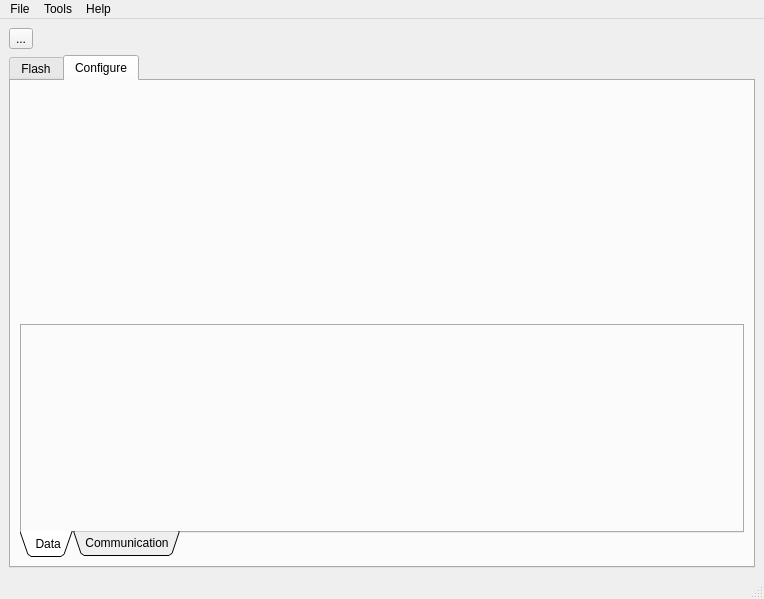
Old version of the form mainwindow.ui in the repository Fishmoo/vFlashToolbox.
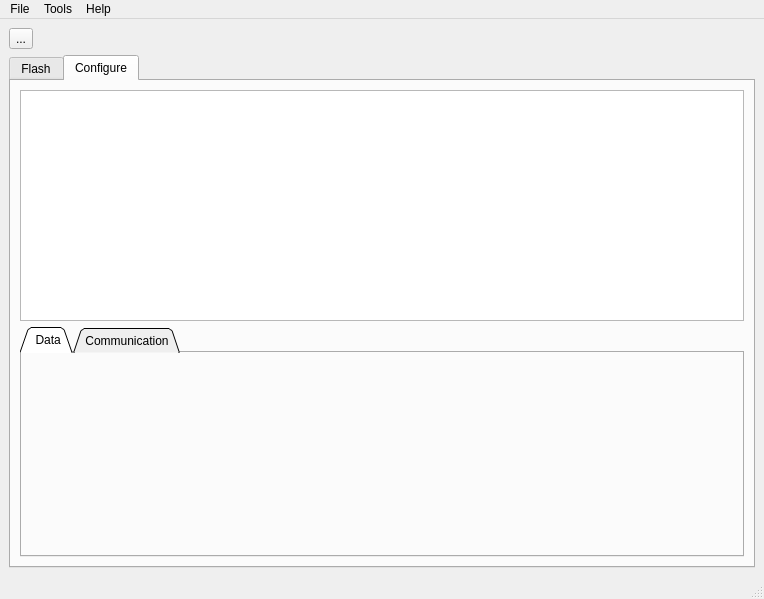
New version of the form. The open tabs and pages were chosen to show the change. Icons and pictures are not drawn.

Patch:
```diff
--- a/mainwindow.ui
+++ b/mainwindow.ui
@@ -201,22 +201,14 @@
        </attribute>
        <layout class="QGridLayout" name="gridLayout_2">
         <item row="0" column="0">
-         <spacer name="verticalSpacer_3">
-          <property name="orientation">
-           <enum>Qt::Vertical</enum>
-          </property>
-          <property name="sizeHint" stdset="0">
-           <size>
-            <width>20</width>
-            <height>216</height>
-           </size>
-          </property>
-         </spacer>
-        </item>
-        <item row="1" column="0">
+         <layout class="QVBoxLayout" name="verticalLayout_2">
+          <item>
+           <widget class="QTableWidget" name="tableWidget"/>
+          </item>
+          <item>
          <widget class="QTabWidget" name="tabWgt_subCfg">
           <property name="tabPosition">
-           <enum>QTabWidget::South</enum>
+             <enum>QTabWidget::North</enum>
           </property>
           <property name="tabShape">
            <enum>QTabWidget::Triangular</enum>
@@ -231,6 +223,7 @@
            <attribute name="title">
             <string> Data</string>
            </attribute>
+             <layout class="QGridLayout" name="gridLayout_4"/>
           </widget>
           <widget class="QWidget" name="tab_6">
            <attribute name="title">
@@ -238,6 +231,8 @@
            </attribute>
           </widget>
          </widget>
+          </item>
+         </layout>
         </item>
        </layout>
       </widget>
```
Left out of the diff: 2 changed lines with no effect on the pictures. Lines whose indentation alone changed are shown as unchanged.
